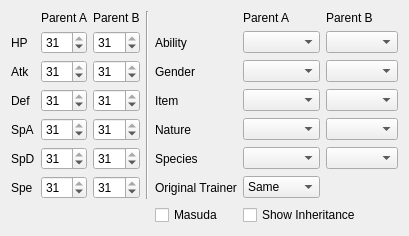
NickPlayeZ/PokeFinder, file Form/Controls/EggSettings.ui: the form before one commit.
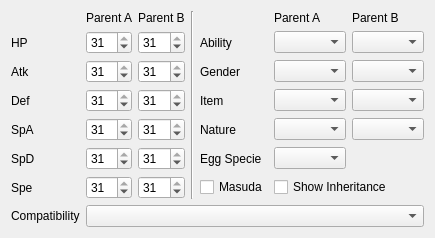
The form after the commit. Custom widgets are drawn as their Qt base class.

```diff
--- a/Form/Controls/EggSettings.ui
+++ b/Form/Controls/EggSettings.ui
@@ -7,7 +7,7 @@
     <x>0</x>
     <y>0</y>
     <width>370</width>
-    <height>230</height>
+    <height>231</height>
    </rect>
   </property>
   <layout class="QGridLayout" name="gridLayout">
@@ -287,51 +287,37 @@
    <item row="5" column="4">
     <widget class="QLabel" name="labelEggSpecie">
      <property name="text">
-      <string>Species</string>
+      <string>Egg Specie</string>
      </property>
     </widget>
    </item>
    <item row="5" column="5">
-    <widget class="ComboBox" name="comboBoxParentASpecie"/>
-   </item>
-   <item row="5" column="6">
-    <widget class="ComboBox" name="comboBoxParentBSpecie"/>
+    <widget class="ComboBox" name="comboBoxEggSpecie"/>
    </item>
    <item row="6" column="4">
-    <widget class="QLabel" name="labelOriginalTrainer">
-     <property name="text">
-      <string>Original Trainer</string>
-     </property>
-    </widget>
-   </item>
-   <item row="6" column="5">
-    <widget class="QComboBox" name="comboBoxOriginalTrainer">
-     <item>
-      <property name="text">
-       <string>Same</string>
-      </property>
-     </item>
-     <item>
-      <property name="text">
-       <string>Different</string>
-      </property>
-     </item>
-    </widget>
-   </item>
-   <item row="7" column="4">
     <widget class="QCheckBox" name="checkBoxMasuda">
      <property name="text">
       <string>Masuda</string>
      </property>
     </widget>
    </item>
-   <item row="7" column="5" colspan="2">
+   <item row="6" column="5" colspan="2">
     <widget class="QCheckBox" name="checkBoxShowInheritance">
      <property name="text">
       <string>Show Inheritance</string>
      </property>
     </widget>
    </item>
+   <item row="7" column="0">
+    <widget class="QLabel" name="labelCompatibility">
+     <property name="text">
+      <string>Compatibility</string>
+     </property>
+    </widget>
+   </item>
+   <item row="7" column="1" colspan="6">
+    <widget class="ComboBox" name="comboBoxCompatibility"/>
+   </item>
   </layout>
  </widget>
  <customwidgets>
```
Left out of the diff: 5 changed lines with no effect on the pictures.
